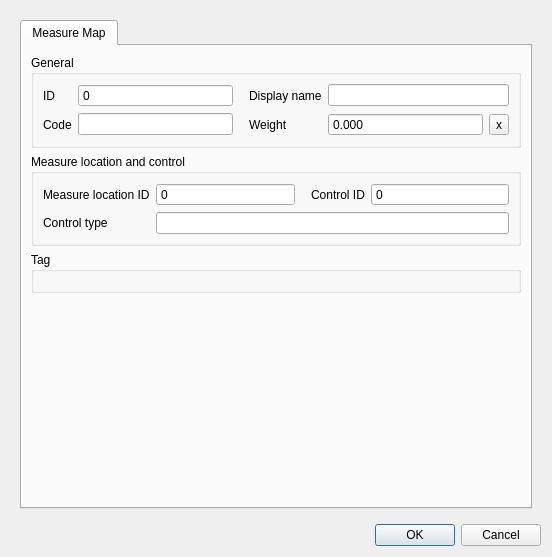
Above: threedi_schematisation_editor/forms/ui/measure_map.ui from nens/threedi-schematisation-editor before the change. Below: the same form after it.
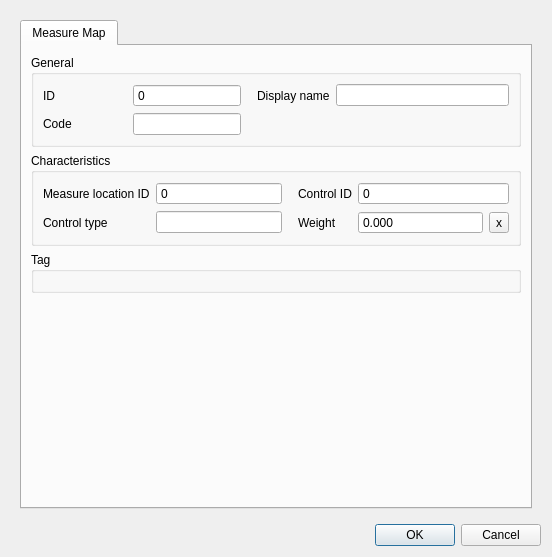
That is the form after the change.

What changed in the file:
```diff
--- a/threedi_schematisation_editor/forms/ui/measure_map.ui
+++ b/threedi_schematisation_editor/forms/ui/measure_map.ui
@@ -73,22 +73,6 @@
               <string>General</string>
              </property>
              <layout class="QGridLayout" name="gridLayout_2">
-              <item row="1" column="2">
-               <widget class="QLabel" name="label_14">
-                <property name="locale">
-                 <locale language="English" country="UnitedStates"/>
-                </property>
-                <property name="text">
-                 <string>Weight</string>
-                </property>
-                <property name="alignment">
-                 <set>Qt::AlignLeading|Qt::AlignLeft|Qt::AlignVCenter</set>
-                </property>
-                <property name="indent">
-                 <number>10</number>
-                </property>
-               </widget>
-              </item>
               <item row="0" column="1">
                <widget class="QSpinBox" name="id">
                 <property name="locale">
@@ -156,6 +140,149 @@
                 </property>
                </widget>
               </item>
+              <item row="1" column="1">
+               <widget class="QLineEdit" name="code">
+                <property name="sizePolicy">
+                 <sizepolicy hsizetype="Preferred" vsizetype="Fixed">
+                  <horstretch>0</horstretch>
+                  <verstretch>0</verstretch>
+                 </sizepolicy>
+                </property>
+                <property name="locale">
+                 <locale language="English" country="UnitedStates"/>
+                </property>
+                <property name="clearButtonEnabled">
+                 <bool>true</bool>
+                </property>
+               </widget>
+              </item>
+              <item row="0" column="3" colspan="2">
+               <widget class="QLineEdit" name="display_name">
+                <property name="sizePolicy">
+                 <sizepolicy hsizetype="Expanding" vsizetype="Fixed">
+                  <horstretch>0</horstretch>
+                  <verstretch>0</verstretch>
+                 </sizepolicy>
+                </property>
+                <property name="locale">
+                 <locale language="English" country="UnitedStates"/>
+                </property>
+                <property name="clearButtonEnabled">
+                 <bool>true</bool>
+                </property>
+               </widget>
+              </item>
+             </layout>
+            </widget>
+           </item>
+           <item row="1" column="0">
+            <widget class="QGroupBox" name="grp_characteristics">
+             <property name="title">
+              <string>Characteristics</string>
+             </property>
+             <layout class="QGridLayout" name="gridLayout_3">
+              <item row="1" column="2">
+               <widget class="QLabel" name="label_14">
+                <property name="locale">
+                 <locale language="English" country="UnitedStates"/>
+                </property>
+                <property name="text">
+                 <string>Weight</string>
+                </property>
+                <property name="alignment">
+                 <set>Qt::AlignLeading|Qt::AlignLeft|Qt::AlignVCenter</set>
+                </property>
+                <property name="indent">
+                 <number>10</number>
+                </property>
+               </widget>
+              </item>
+              <item row="1" column="1">
+               <widget class="QLineEdit" name="control_type">
+                <property name="readOnly">
+                 <bool>true</bool>
+                </property>
+               </widget>
+              </item>
+              <item row="0" column="2">
+               <widget class="QLabel" name="label_7">
+                <property name="locale">
+                 <locale language="English" country="UnitedStates"/>
+                </property>
+                <property name="text">
+                 <string>Control ID</string>
+                </property>
+                <property name="alignment">
+                 <set>Qt::AlignLeading|Qt::AlignLeft|Qt::AlignVCenter</set>
+                </property>
+                <property name="indent">
+                 <number>10</number>
+                </property>
+               </widget>
+              </item>
+              <item row="1" column="0">
+               <widget class="QLabel" name="label_17">
+                <property name="locale">
+                 <locale language="English" country="UnitedStates"/>
+                </property>
+                <property name="text">
+                 <string>Control type</string>
+                </property>
+                <property name="alignment">
+                 <set>Qt::AlignLeading|Qt::AlignLeft|Qt::AlignVCenter</set>
+                </property>
+                <property name="indent">
+                 <number>-1</number>
+                </property>
+               </widget>
+              </item>
+              <item row="0" column="1">
+               <widget class="QSpinBox" name="measure_location_id">
+                <property name="sizePolicy">
+                 <sizepolicy hsizetype="Expanding" vsizetype="Fixed">
+                  <horstretch>0</horstretch>
+                  <verstretch>0</verstretch>
+                 </sizepolicy>
+                </property>
+                <property name="locale">
+                 <locale language="English" country="UnitedStates"/>
+                </property>
+                <property name="readOnly">
+                 <bool>true</bool>
+                </property>
+                <property name="buttonSymbols">
+                 <enum>QAbstractSpinBox::NoButtons</enum>
+                </property>
+                <property name="maximum">
+                 <number>999999999</number>
+                </property>
+                <property name="showClearButton" stdset="0">
+                 <bool>true</bool>
+                </property>
+                <property name="clearValue" stdset="0">
+                 <bool>true</bool>
+                </property>
+                <property name="expressionsEnabled" stdset="0">
+                 <bool>false</bool>
+                </property>
+               </widget>
+              </item>
+              <item row="0" column="0">
+               <widget class="QLabel" name="label_9">
+                <property name="locale">
+                 <locale language="English" country="UnitedStates"/>
+                </property>
+                <property name="text">
+                 <string>Measure location ID</string>
+                </property>
+                <property name="alignment">
+                 <set>Qt::AlignLeading|Qt::AlignLeft|Qt::AlignVCenter</set>
+                </property>
+                <property name="wordWrap">
+                 <bool>false</bool>
+                </property>
+               </widget>
+              </item>
               <item row="1" column="3">
                <widget class="QDoubleSpinBox" name="weight">
                 <property name="sizePolicy">
@@ -184,22 +311,6 @@
                 </property>
                </widget>
               </item>
-              <item row="1" column="1">
-               <widget class="QLineEdit" name="code">
-                <property name="sizePolicy">
-                 <sizepolicy hsizetype="Expanding" vsizetype="Fixed">
-                  <horstretch>0</horstretch>
-                  <verstretch>0</verstretch>
-                 </sizepolicy>
-                </property>
-                <property name="locale">
-                 <locale language="English" country="UnitedStates"/>
-                </property>
-                <property name="clearButtonEnabled">
-                 <bool>true</bool>
-                </property>
-               </widget>
-              </item>
               <item row="1" column="4">
                <widget class="QToolButton" name="weight_clear">
                 <property name="text">
@@ -208,116 +319,6 @@
                </widget>
               </item>
               <item row="0" column="3" colspan="2">
-               <widget class="QLineEdit" name="display_name">
-                <property name="sizePolicy">
-                 <sizepolicy hsizetype="Expanding" vsizetype="Fixed">
-                  <horstretch>0</horstretch>
-                  <verstretch>0</verstretch>
-                 </sizepolicy>
-                </property>
-                <property name="locale">
-                 <locale language="English" country="UnitedStates"/>
-                </property>
-                <property name="clearButtonEnabled">
-                 <bool>true</bool>
-                </property>
-               </widget>
-              </item>
-             </layout>
-            </widget>
-           </item>
-           <item row="1" column="0">
-            <widget class="QGroupBox" name="grp_measure_location_control">
-             <property name="enabled">
-              <bool>true</bool>
-             </property>
-             <property name="locale">
-              <locale language="English" country="UnitedStates"/>
-             </property>
-             <property name="title">
-              <string>Measure location and control</string>
-             </property>
-             <layout class="QGridLayout" name="gridLayout_4">
-              <item row="0" column="1">
-               <widget class="QSpinBox" name="measure_location_id">
-                <property name="sizePolicy">
-                 <sizepolicy hsizetype="Expanding" vsizetype="Fixed">
-                  <horstretch>0</horstretch>
-                  <verstretch>0</verstretch>
-                 </sizepolicy>
-                </property>
-                <property name="locale">
-                 <locale language="English" country="UnitedStates"/>
-                </property>
-                <property name="readOnly">
-                 <bool>true</bool>
-                </property>
-                <property name="buttonSymbols">
-                 <enum>QAbstractSpinBox::NoButtons</enum>
-                </property>
-                <property name="maximum">
-                 <number>999999999</number>
-                </property>
-                <property name="showClearButton" stdset="0">
-                 <bool>true</bool>
-                </property>
-                <property name="clearValue" stdset="0">
-                 <bool>true</bool>
-                </property>
-                <property name="expressionsEnabled" stdset="0">
-                 <bool>false</bool>
-                </property>
-               </widget>
-              </item>
-              <item row="0" column="0">
-               <widget class="QLabel" name="label_9">
-                <property name="locale">
-                 <locale language="English" country="UnitedStates"/>
-                </property>
-                <property name="text">
-                 <string>Measure location ID</string>
-                </property>
-                <property name="alignment">
-                 <set>Qt::AlignLeading|Qt::AlignLeft|Qt::AlignVCenter</set>
-                </property>
-                <property name="wordWrap">
-                 <bool>false</bool>
-                </property>
-               </widget>
-              </item>
-              <item row="1" column="0">
-               <widget class="QLabel" name="label_17">
-                <property name="locale">
-                 <locale language="English" country="UnitedStates"/>
-                </property>
-                <property name="text">
-                 <string>Control type</string>
-                </property>
-                <property name="alignment">
-                 <set>Qt::AlignLeading|Qt::AlignLeft|Qt::AlignVCenter</set>
-                </property>
-                <property name="indent">
-                 <number>-1</number>
-                </property>
-               </widget>
-              </item>
-              <item row="0" column="2">
-               <widget class="QLabel" name="label_7">
-                <property name="locale">
-                 <locale language="English" country="UnitedStates"/>
-                </property>
-                <property name="text">
-                 <string>Control ID</string>
-                </property>
-                <property name="alignment">
-                 <set>Qt::AlignLeading|Qt::AlignLeft|Qt::AlignVCenter</set>
-                </property>
-                <property name="indent">
-                 <number>10</number>
-                </property>
-               </widget>
-              </item>
-              <item row="0" column="3">
                <widget class="QSpinBox" name="control_id">
                 <property name="sizePolicy">
                  <sizepolicy hsizetype="Expanding" vsizetype="Fixed">
@@ -348,13 +349,6 @@
                 </property>
                </widget>
               </item>
-              <item row="1" column="1" colspan="3">
-               <widget class="QLineEdit" name="control_type">
-                <property name="readOnly">
-                 <bool>true</bool>
-                </property>
-               </widget>
-              </item>
              </layout>
             </widget>
            </item>
```
Left out of the diff: 26 changed lines with no effect on the pictures.
